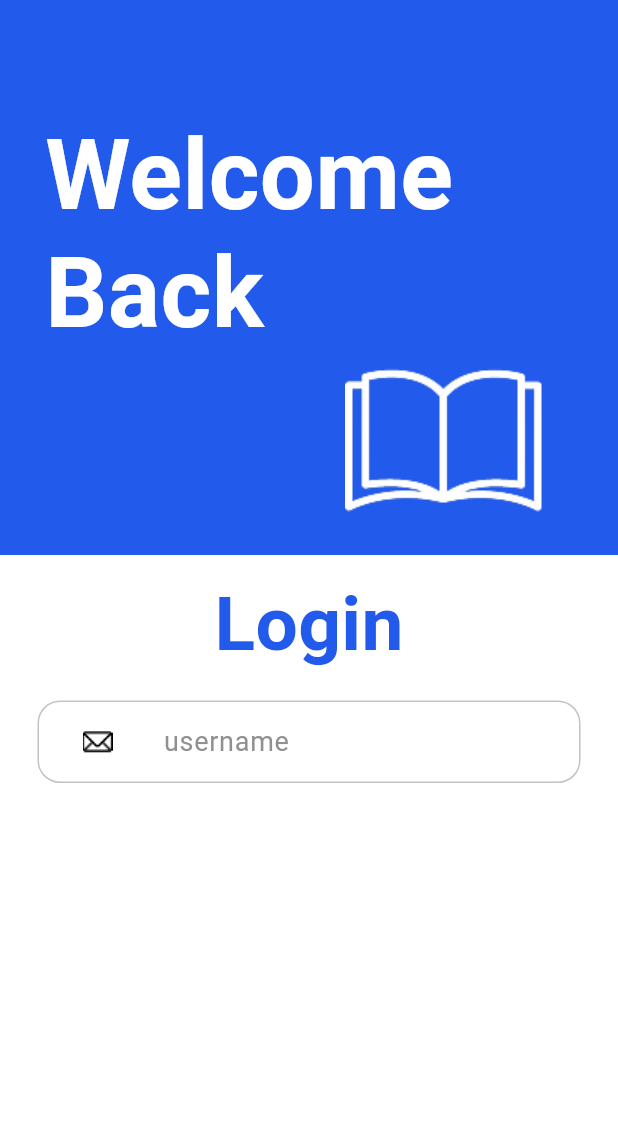
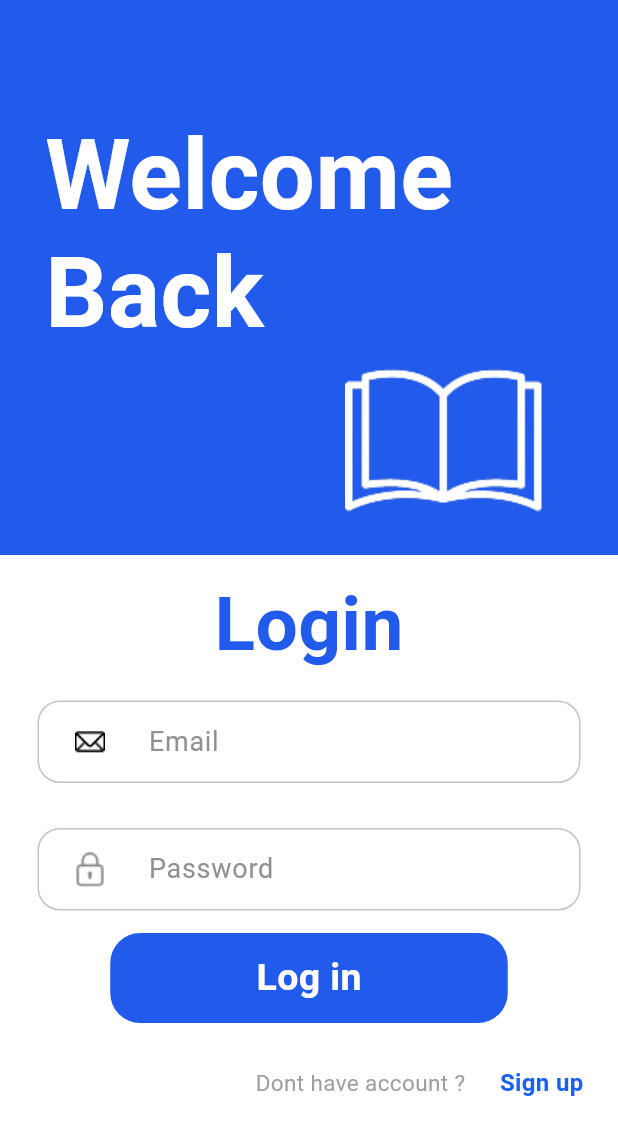
Before and after one commit to wijit1/ITDS283-TinyQ, a Flutter app: the screen it shows after launch, on a phone screen of 412 x 824 dp. Shown: the top 1135 px of the screen. Run offline on Flutter 3.47's test engine with Material 3 defaults, Android fonts, the phone set to English and light mode, and no system bars; our stand-ins replace flutter_screenutil, google_fonts.

Commit message:
Complete UI Login Screen
Add a button login , Textfield input

```diff
--- a/tinyq/lib/screen/login_screen.dart
+++ b/tinyq/lib/screen/login_screen.dart
@@ -8,6 +8,12 @@ class LoginScreen extends StatefulWidget {
 }
 
 class _LoginScreenState extends State<LoginScreen> {
+  final email = TextEditingController();
+  final password = TextEditingController();
+
+  FocusNode email_F = FocusNode();
+  FocusNode password_F = FocusNode();
+
   @override
   Widget build(BuildContext context) {
     return Scaffold(
@@ -28,13 +34,69 @@ class _LoginScreenState extends State<LoginScreen> {
                   fontWeight: FontWeight.bold),
             ),
           ),
-          Textfield(),
+          Textfield(email, AssetImage("assets/images/mail_icon.png"), "Email", email_F),
+          Textfield(password, AssetImage("assets/images/locked.png"), "Password", password_F),
+          Login_Button(),
+          Have()
         ],
       )),
     );
   }
 
-  Padding Textfield() {
+  Padding Have() {
+    return Padding(
+        padding: EdgeInsets.symmetric(horizontal: 15,vertical: 20),
+        child: Row(
+          mainAxisAlignment: MainAxisAlignment.end,
+          children: [
+            Text("Dont have account ?",
+            style: TextStyle(
+            fontSize: 15,
+            color: Colors.grey,
+          ),),
+            SizedBox(width: 15,),
+            GestureDetector(
+              onTap: null,
+              child: Padding(
+                padding: EdgeInsets.all(8.0),
+                child: Text("Sign up",
+                style: TextStyle(
+                fontSize: 16,
+                color: const Color.fromARGB(255, 23, 99, 240),
+                fontWeight: FontWeight.bold
+                            ),),
+              ),
+            ),
+          ],
+        ),
+      );
+  }
+
+  Padding Login_Button() {
+    return Padding(
+          padding: EdgeInsets.symmetric(horizontal: 10),
+          child: InkWell(
+            onTap: null,
+            child: Container(
+              alignment: Alignment.center,
+              width: 265,
+              height: 60,
+              decoration: BoxDecoration(
+                color: Color(0xFF225AEB),
+                borderRadius: BorderRadius.circular(20)
+              ),
+              child: Text("Log in",
+              style: TextStyle(
+                fontSize: 25,
+                color: Colors.white,
+                fontWeight: FontWeight.bold
+              ),),
+            ),
+          ),
+        );
+  }
+
+  Padding Textfield(TextEditingController controller, AssetImage icon, String type,FocusNode focusNode) {
     return Padding(
           padding: EdgeInsets.symmetric(horizontal: 25,vertical: 15),
           child: Container(
@@ -43,14 +105,14 @@ class _LoginScreenState extends State<LoginScreen> {
                 color: Colors.white, borderRadius: BorderRadius.circular(20)),
             child: TextField(
               style: TextStyle(fontSize: 18, color: Colors.black),
-              controller: null,
-              focusNode: null,
+              controller: controller,
+              focusNode: focusNode,
               decoration: InputDecoration(
-                  hintText: "username",
+                  hintText: type,
                   hintStyle: TextStyle(color:  Color.fromARGB(255, 145, 144, 144)),
                   prefixIcon: Image(
-                    width: 80,
-                    image: AssetImage('assets/images/mail_icon.png')),
+                    width: 70,
+                    image: icon),
                   contentPadding:
                       EdgeInsets.symmetric(horizontal: 100, vertical: 15),
                   enabledBorder: OutlineInputBorder(
```
Also changed, not shown: tinyq/assets/images/locked.png (added).
